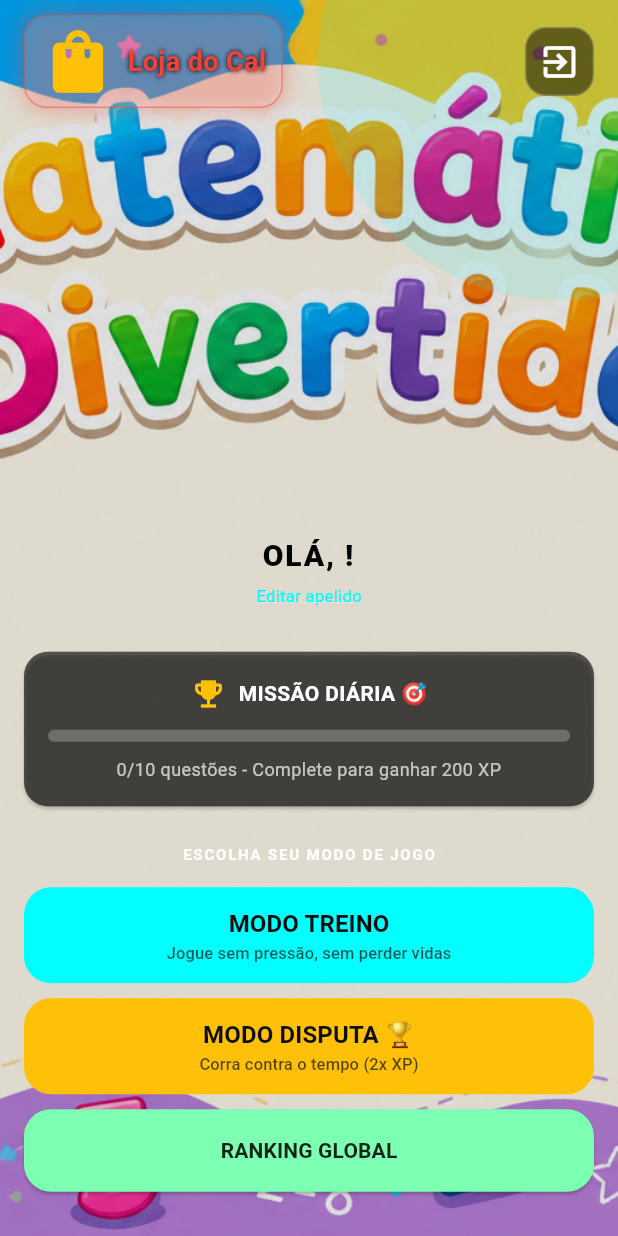
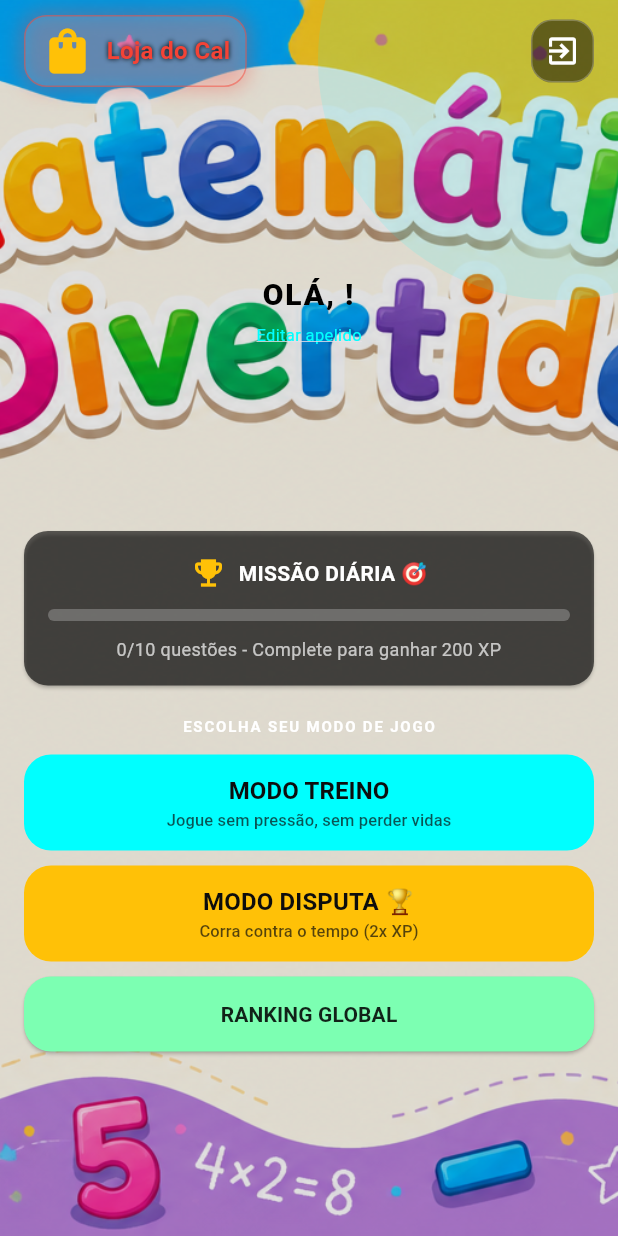
Before and after one commit to Irivania/matematicadivertida, a Flutter app: the screen it shows once a user with an empty profile is signed in, on a phone screen of 412 x 824 dp. Run offline on Flutter 3.47's test engine with Material 3 defaults, Android fonts, the phone set to English and light mode, and no system bars; our stand-ins replace audioplayers, cloud_firestore, firebase_auth, firebase_core, fl_chart, flutter_tts and 4 more; accounts and stored records are empty.

Commit message:
ajusta responsividade da home, corrige musica do perfil e melhora validacao de voz

```diff
--- a/lib/presentation/screens/home_screen.dart
+++ b/lib/presentation/screens/home_screen.dart
@@ -1,4 +1,3 @@
-// lib/presentation/screens/home_screen.dart
 import 'package:flutter/material.dart';
 import 'package:provider/provider.dart';
 
@@ -86,9 +85,9 @@ class _HomeScreenState extends State<HomeScreen> with TickerProviderStateMixin {
                             ),
                             child: const Row(
                               children: [
-                                Icon(Icons.shopping_bag, color: Colors.amber, size: 50),
+                                Icon(Icons.shopping_bag, color: Colors.amber, size: 36),
                                 SizedBox(width: 8),
-                                Text("Loja do Cal", style: TextStyle(color: Colors.red, fontWeight: FontWeight.bold, fontSize: 18, shadows: [Shadow(color: Colors.black, blurRadius: 4)])),
+                                Text("Loja do Cal", style: TextStyle(color: Colors.red, fontWeight: FontWeight.bold, fontSize: 16, shadows: [Shadow(color: Colors.black, blurRadius: 4)])),
                               ],
                             ),
                           ),
@@ -98,7 +97,8 @@ class _HomeScreenState extends State<HomeScreen> with TickerProviderStateMixin {
                     ),
                   ),
 
-                  const SizedBox(height: 175),
+                  // Substituído o espaçamento fixo enorme por um ajuste fluido
+                  const SizedBox(height: 15),
                   const Padding(
                     padding: EdgeInsets.symmetric(horizontal: 16),
                     child: HomeHeader(),
@@ -107,16 +107,16 @@ class _HomeScreenState extends State<HomeScreen> with TickerProviderStateMixin {
                   Expanded(
                     child: Center(
                       child: SingleChildScrollView(
-                        padding: const EdgeInsets.symmetric(horizontal: 16, vertical: 20),
+                        padding: const EdgeInsets.symmetric(horizontal: 16, vertical: 10),
                         child: ConstrainedBox(
                           constraints: const BoxConstraints(maxWidth: 700),
                           child: Column(
                             mainAxisAlignment: MainAxisAlignment.center,
                             children: [
                               const MissionCard(),
-                              const SizedBox(height: 25),
+                              const SizedBox(height: 20),
                               const Text("ESCOLHA SEU MODO DE JOGO", style: TextStyle(color: Colors.white, fontSize: 10, fontWeight: FontWeight.bold, letterSpacing: 1.2)),
-                              const SizedBox(height: 15),
+                              const SizedBox(height: 12),
                               GameModeButton(titulo: "MODO TREINO", subtitulo: "Jogue sem pressão, sem perder vidas", cor: AppColors.neonCiano, onPressed: () => _navegarParaJogo(context, 'treino')),
                               const SizedBox(height: 10),
                               GameModeButton(titulo: "MODO DISPUTA 🏆", subtitulo: "Corra contra o tempo (2x XP)", cor: Colors.amber, onPressed: () => _navegarParaJogo(context, 'disputa')),
@@ -159,14 +159,10 @@ class _HomeScreenState extends State<HomeScreen> with TickerProviderStateMixin {
         borderRadius: BorderRadius.circular(14),
         onTap: () {
           debugPrint("DEBUG: Botão de saída clicado na HomeScreen!");
-
-          // Força a navegação direta para a tela de Login limpando o histórico
           Navigator.of(context).pushAndRemoveUntil(
             MaterialPageRoute(builder: (_) => const LoginScreen()),
             (route) => false,
           );
-
-          // Executa o logout no Firebase em segundo plano
           Future.microtask(() async {
             try {
               await Provider.of<AuthController>(context, listen: false).logout();
@@ -182,7 +178,7 @@ class _HomeScreenState extends State<HomeScreen> with TickerProviderStateMixin {
             borderRadius: BorderRadius.circular(14),
             border: Border.all(color: Colors.white24),
           ),
-          child: const Icon(Icons.exit_to_app, color: Colors.white, size: 28),
+          child: const Icon(Icons.exit_to_app, color: Colors.white, size: 24),
         ),
       ),
     );
@@ -191,7 +187,7 @@ class _HomeScreenState extends State<HomeScreen> with TickerProviderStateMixin {
   Widget _buildRankingButton(BuildContext context) {
     return SizedBox(
       width: double.infinity,
-      height: 55,
+      height: 50,
       child: ElevatedButton(
         style: ElevatedButton.styleFrom(backgroundColor: const Color(0xFF7CFFB2), shape: RoundedRectangleBorder(borderRadius: BorderRadius.circular(18))),
         onPressed: () => Navigator.push(context, MaterialPageRoute(builder: (_) => const RankingScreen())),
```
Also changed, not shown: lib/presentation/screens/jogo_screen.dart (+21 -3 lines), lib/presentation/screens/perfil_screen.dart (+9 -5 lines).
